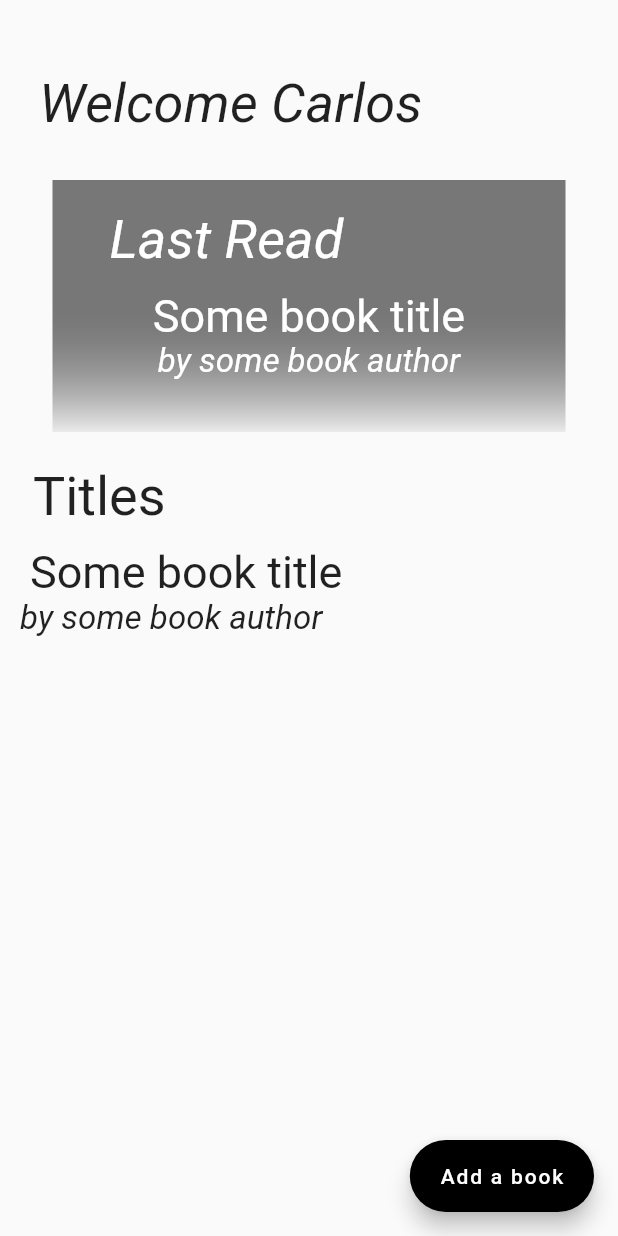
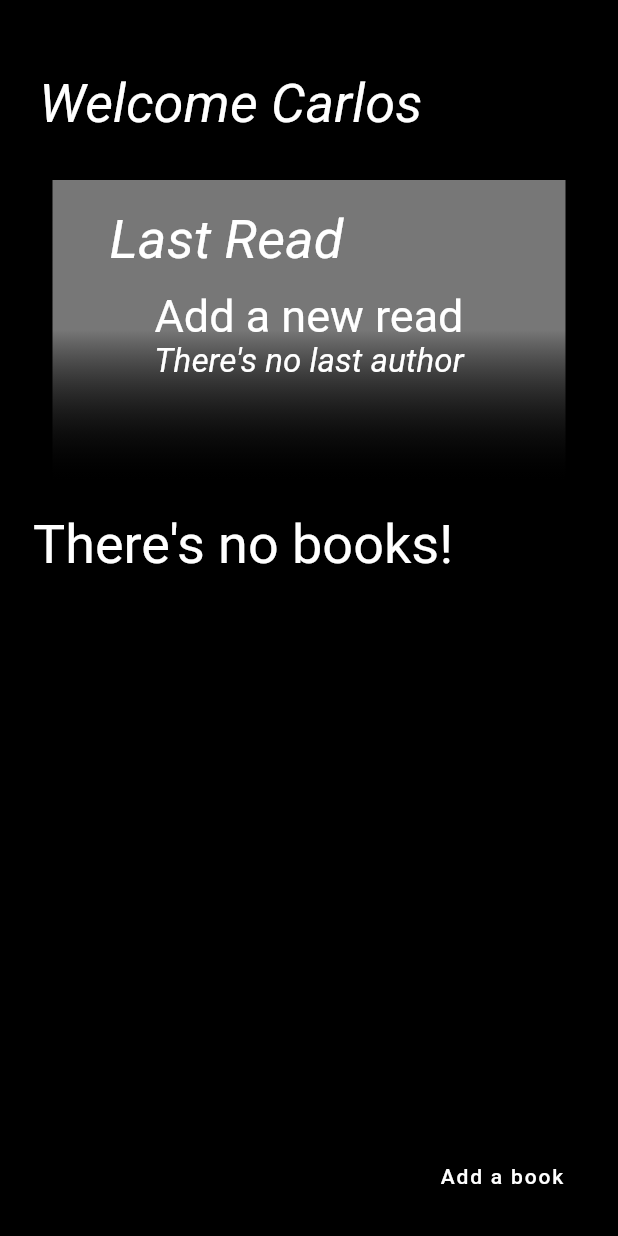
Before and after one commit to cturbides/ReaderDatabase, a Flutter app: the screen it shows after launch, on a phone screen of 412 x 824 dp. Run offline on Flutter 3.47's test engine with Material 2 defaults, Android fonts, the phone set to English and light mode, and no system bars; our stand-ins replace sqflite; missing offline and left inert: dart:html; accounts and stored records are empty.

Commit message:
Create and Delete functions created!

```diff
--- a/lib/screens/home.dart
+++ b/lib/screens/home.dart
@@ -1,5 +1,7 @@
 import 'package:flutter/material.dart';
 import 'package:readerdatabase/add-book.dart';
+import 'package:readerdatabase/db/operations.dart';
+import 'package:readerdatabase/models/book.dart';
 
 class Home extends StatelessWidget {
   const Home({Key? key}) : super(key: key);
@@ -19,17 +21,33 @@ class HomePage extends StatefulWidget {
 class _HomePageState extends State<HomePage> {
   String name = "Carlos"; //Change
   int index = 5;
+  List<Book> booksDB = [];
+  //Function executed when the screen is initializing
+  @override
+  void initState() {
+    _retrieveBookData(); //Saving all books data into booksDB
+    super.initState();
+  }
 
   @override
   Widget build(BuildContext context) {
     return Scaffold(
+      backgroundColor: Colors.black,
       floatingActionButton: FloatingActionButton.extended(
           heroTag: "addBook",
           splashColor: Colors.amber,
-        label: const Text("Add a book"),
+          label: const Text(
+            "Add a book",
+            style: TextStyle(color: Colors.white),
+          ),
           backgroundColor: Colors.black,
-        onPressed: () => Navigator.push(context, MaterialPageRoute(builder: (context) => AddBook()))
-        ),
+          onPressed: () async {
+            final _ = await Navigator.push(context,
+                MaterialPageRoute(builder: (context) => const AddBook()));
+            setState(() {
+              _retrieveBookData();
+            });
+          }),
       body: Column(
         mainAxisAlignment: MainAxisAlignment.start,
         children: <Widget>[
@@ -40,7 +58,8 @@ class _HomePageState extends State<HomePage> {
               style: const TextStyle(
                   fontSize: 36,
                   fontFamily: 'Roboto',
-                  fontStyle: FontStyle.italic),
+                  fontStyle: FontStyle.italic,
+                  color: Colors.white),
             ),
             padding: const EdgeInsets.only(top: 48, left: 26),
           ),
@@ -54,11 +73,11 @@ class _HomePageState extends State<HomePage> {
                 Color.fromARGB(255, 119, 119, 119),
                 Color.fromARGB(16, 1, 1, 1)
               ], end: FractionalOffset(0.0, 0.9999999))),
-              height: 168,
+              height: 200,
               width: 342,
               child: Column(
-                children: const [
-                  Padding(
+                children: [
+                  const Padding(
                     padding: EdgeInsets.only(right: 110, top: 19),
                     child: Text(
                       "Last Read",
@@ -69,12 +88,16 @@ class _HomePageState extends State<HomePage> {
                           color: Colors.white),
                     ),
                   ),
-                  SizedBox(
+                  const SizedBox(
                     height: 12,
                   ),
                   Text(
-                    "Some book title",
-                    style: TextStyle(
+                    (booksDB.isNotEmpty)
+                        ? (booksDB[booksDB.length - 1].title.length > 30)
+                          ? "${booksDB[booksDB.length - 1].title.characters.take(30)}.."
+                          : booksDB[booksDB.length - 1].title
+                        : "Add a new read",
+                    style: const TextStyle(
                         fontSize: 30,
                         fontFamily: 'Roboto',
                         fontStyle: FontStyle.normal,
@@ -82,8 +105,10 @@ class _HomePageState extends State<HomePage> {
                     textAlign: TextAlign.center,
                   ),
                   Text(
-                    "by some book author",
-                    style: TextStyle(
+                    (booksDB.isNotEmpty)
+                        ? "by ${booksDB[booksDB.length - 1].author}"
+                        : "There's no last author",
+                    style: const TextStyle(
                         fontSize: 22,
                         fontFamily: 'Roboto',
                         fontStyle: FontStyle.italic,
@@ -100,46 +125,74 @@ class _HomePageState extends State<HomePage> {
           Container(
             alignment: Alignment.topLeft,
             padding: const EdgeInsets.only(left: 22),
-            child: const Text(
-              "Titles",
-              style: TextStyle(fontSize: 36, fontFamily: 'Roboto'),
+            child: Text(
+              (booksDB.isNotEmpty) ? "Titles" : "There's no books!",
+              style: const TextStyle(
+                  fontSize: 36, fontFamily: 'Roboto', color: Colors.white),
             ),
           ),
-
-
-          InkWell(
-            child: Row(children: [
-              Column(
-                children: const [
-                  SizedBox(
+          const SizedBox(
             height: 12,
           ),
-                  Padding(
-                    padding: EdgeInsets.only(left: 20),
+          ListView.builder(
+            itemBuilder: ((context, index) {
+              return Dismissible(
+                  direction: DismissDirection.endToStart,
+                  background: Container(
+                    color: Colors.red,
+                    alignment: Alignment.centerRight,
+                    padding: const EdgeInsets.symmetric(horizontal: 10.0),
+                    child: const Icon(Icons.delete_forever),
+                  ),
+                  key: ValueKey<int>(booksDB[index].id!),
+                  onDismissed: (DismissDirection direction) async {
+                    await Operation.deleteBook(booksDB[index].id!);
+                    setState(() {
+                      _retrieveBookData();
+                    });
+                  },
+                  child: Card(
+                      shadowColor: const Color.fromARGB(255, 139, 139, 139),
+                      child: ListTile(
+                        title: Text(
+                          booksDB[index].title,
+                          style: const TextStyle(
+                              fontSize: 26,
+                              fontFamily: 'Roboto',
+                              fontStyle: FontStyle.italic,
+                              color: Colors.white),
+                        ),
+                        subtitle: Padding(
+                          padding: const EdgeInsets.only(left: 8.0),
                           child: Text(
-                      "Some book title",
-                      style: TextStyle(
-                        fontSize: 30,
+                            "by ${booksDB[index].author}",
+                            style: const TextStyle(
+                              fontSize: 16,
                               fontFamily: 'Roboto',
-                        fontStyle: FontStyle.normal,
-                      ),
-                      textAlign: TextAlign.center,
+                              fontStyle: FontStyle.italic,
+                              color: Colors.white,
                             ),
                           ),
-                  Text(
-                    "by some book author",
-                    style: TextStyle(
-                        fontSize: 22,
-                        fontFamily: 'Roboto',
-                        fontStyle: FontStyle.italic),
                         ),
-                ],
-              ),
-            ]),
                         onTap: () {},
                       ),
+                      color: Colors.black));
+            }),
+            itemCount: booksDB.length,
+            shrinkWrap: true,
+            padding: const EdgeInsets.only(left: 32, right: 32),
+            scrollDirection: Axis.vertical,
+          )
         ],
       ),
     );
   }
+
+  //Retrieving data from a future func
+  _retrieveBookData() async {
+    var _booksData = await Operation.books();
+    setState(() {
+      booksDB = _booksData;
+    });
   }
+}
```
Lines whose indentation alone changed are shown as unchanged.
